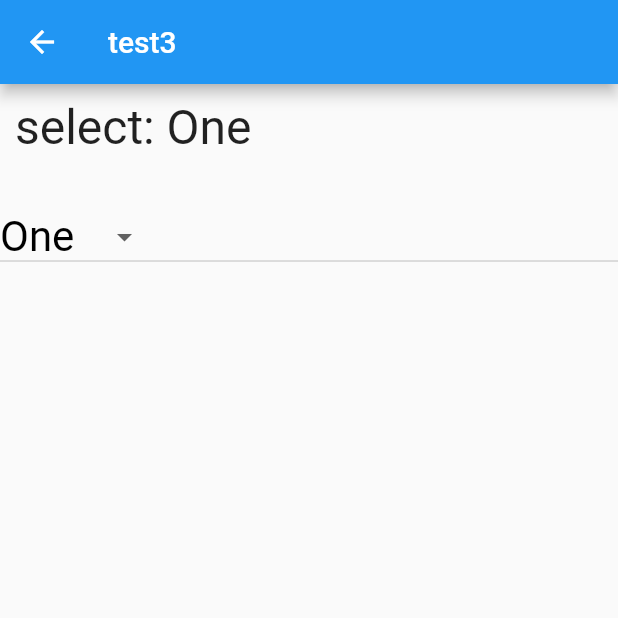
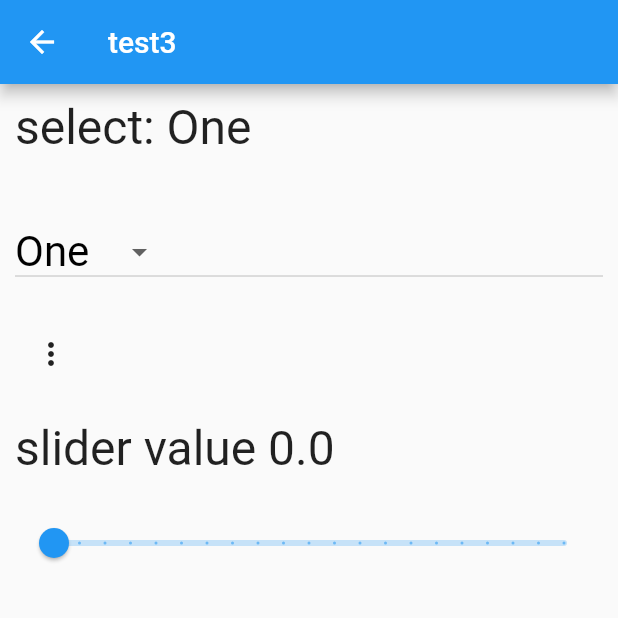
Before and after one commit to yossibank/FlutterApp, a Flutter app: the TestPage3 screen opened by its route, on a phone screen of 412 x 824 dp, the top half of it. Run offline on Flutter 3.47's test engine with Material 2 defaults, Android fonts, the phone set to English and light mode, and no system bars; our stand-ins replace font_awesome_flutter.

Commit message:
PopupMenuButton, Slider作成

```diff
--- a/practice3/lib/test_page3.dart
+++ b/practice3/lib/test_page3.dart
@@ -10,11 +10,20 @@ class TestPage3 extends StatefulWidget {
 class _TestPage3State extends State<TestPage3> {
   static var _dropdownMessage = 'select: $_selected';
   static var _selected = 'One';
+  static var _sliderMessage = 'slider value $_value';
+  static var _value = 0.0;
 
   void popupSelected(String? value) {
     setState(() {
       _selected = value ?? 'not selected...';
       _dropdownMessage = 'select: $_selected';
+    });
+  }
+
+  void sliderChanged(double value) {
+    setState(() {
+      _value = value.floorToDouble();
+      _sliderMessage = 'slider value: $_value';
     });
   }
 
@@ -44,7 +53,9 @@ class _TestPage3State extends State<TestPage3> {
             const Padding(
               padding: EdgeInsets.all(10.0),
             ),
-            DropdownButton<String>(
+            Padding(
+              padding: const EdgeInsets.all(10.0),
+              child: DropdownButton<String>(
                 items: const <DropdownMenuItem<String>>[
                   DropdownMenuItem<String>(
                     value: 'One',
@@ -68,6 +79,51 @@ class _TestPage3State extends State<TestPage3> {
                   fontFamily: 'Roboto',
                 ),
               ),
+            ),
+            Padding(
+              padding: const EdgeInsets.all(10.0),
+              child: Align(
+                alignment: Alignment.centerLeft,
+                child: PopupMenuButton(
+                  onSelected: (String value) => popupSelected(value),
+                  itemBuilder: (BuildContext context) => <PopupMenuEntry<String>>[
+                    const PopupMenuItem(
+                      value: 'One',
+                      child: Text('One'),
+                    ),
+                    const PopupMenuItem(
+                      value: 'Two',
+                      child: Text('Two'),
+                    ),
+                    const PopupMenuItem(
+                      value: 'Three',
+                      child: Text('Three'),
+                    ),
+                  ],
+                ),
+              ),
+            ),
+            Padding(
+              padding: const EdgeInsets.all(10.0),
+              child: Text(
+                _sliderMessage,
+                style: const TextStyle(
+                  fontSize: 32.0,
+                  fontWeight: FontWeight.w400,
+                  fontFamily: 'Roboto',
+                ),
+              ),
+            ),
+            Padding(
+              padding: EdgeInsets.all(10.0),
+              child: Slider(
+                onChanged: sliderChanged,
+                min: 0.0,
+                max: 100.0,
+                divisions: 20,
+                value: _value,
+              ),
+            ),
           ],
         ),
       ),
```
Lines whose indentation alone changed are shown as unchanged.
